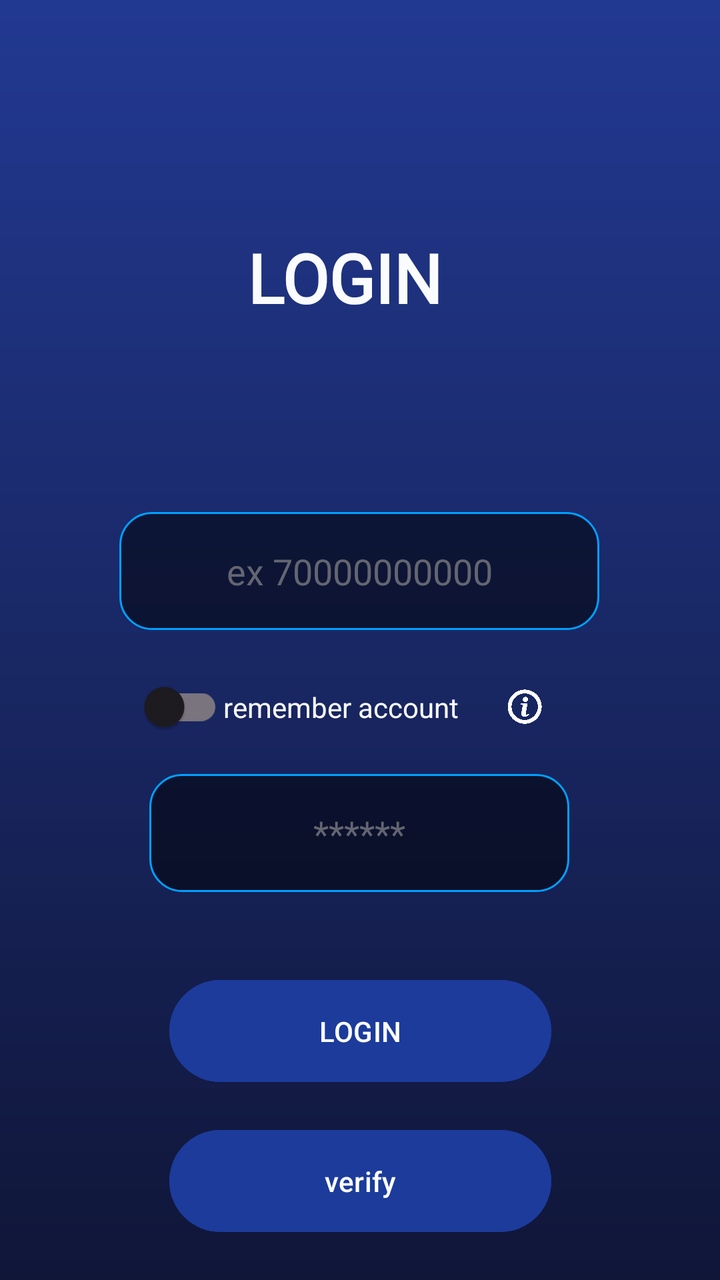
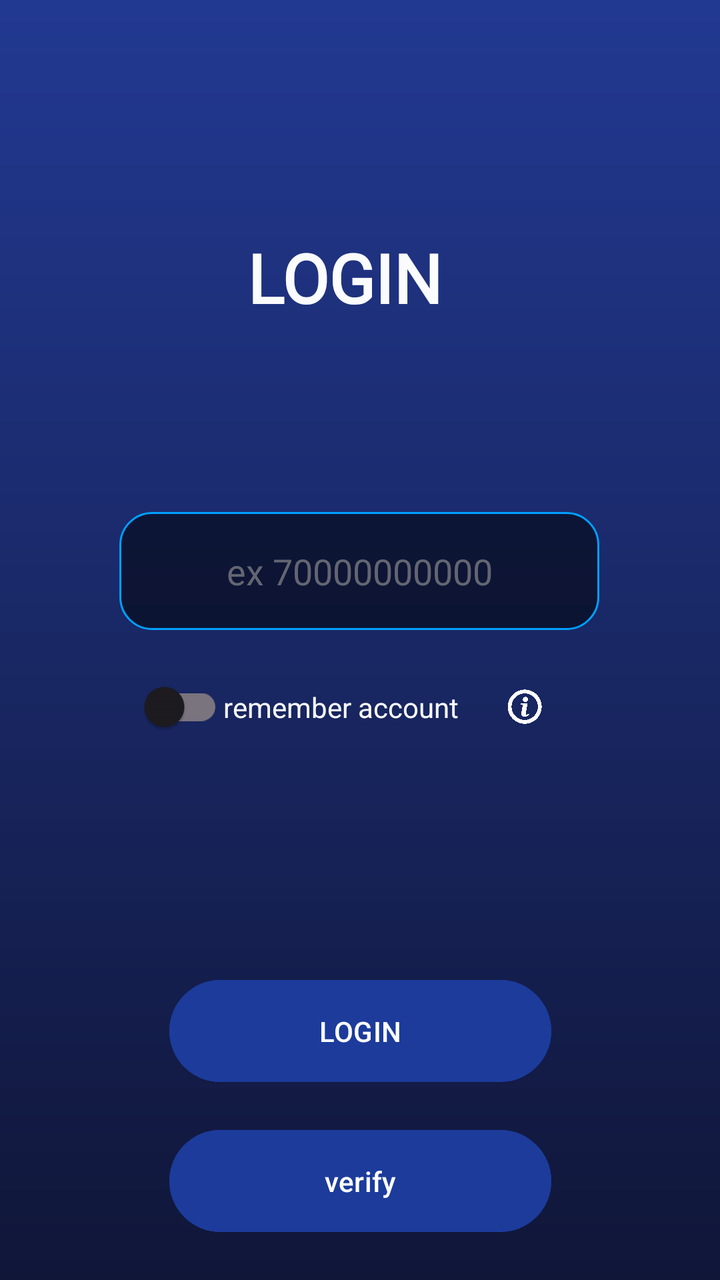

Screens rendered from an Android XML layout before and after an edit, with the pre-edit source and the edit as a unified diff.
<!-- AndroidManifest.xml: application theme Theme.Lasttele -->
<!-- res/layout/activity_main.xml -->
<?xml version="1.0" encoding="utf-8"?>
<androidx.constraintlayout.widget.ConstraintLayout xmlns:android="http://schemas.android.com/apk/res/android"
    xmlns:app="http://schemas.android.com/apk/res-auto"
    xmlns:tools="http://schemas.android.com/tools"
    android:id="@+id/main"
    android:layout_width="match_parent"
    android:layout_height="match_parent"
    android:background="@drawable/gradient_background"
    android:orientation="vertical"
    tools:context=".MainActivity">


    <Button
        android:id="@+id/button123"
        android:layout_width="191dp"
        android:layout_height="59dp"
        android:backgroundTint="#1C3B9B"
        android:color="#1C3B9B"
        android:onClick="onBtnClick"
        android:padding="16dp"
        android:text="@string/LOGIN"
        app:layout_constraintBottom_toBottomOf="parent"
        app:layout_constraintEnd_toEndOf="parent"
        app:layout_constraintStart_toStartOf="parent"
        app:layout_constraintTop_toBottomOf="@+id/codeid"
        app:layout_constraintVertical_bias="0.297" />

    <EditText
        android:id="@+id/editTextPhone2"
        android:layout_width="240dp"
        android:layout_height="59dp"
        android:layout_marginTop="256dp"
        android:background="@drawable/rounded_edittext"
        android:fontFamily="@font/inter_bold"
        android:hint="@string/ex_70000000000"
        android:textAlignment="center"
        android:textColor="#FFFFFF"
        android:textColorHint="#636671"
        android:textColorLink="#2C2C45"
        app:layout_constraintEnd_toEndOf="parent"
        app:layout_constraintHorizontal_bias="0.497"
        app:layout_constraintStart_toStartOf="parent"
        app:layout_constraintTop_toTopOf="parent" />


    <EditText
        android:id="@+id/codeid"
        android:layout_width="210dp"
        android:layout_height="59dp"
        android:layout_marginTop="72dp"
        android:background="@drawable/rounded_edittext"
        android:ems="10"
        android:fontFamily="@font/inter_bold"
        android:hint=" ****** "
        android:inputType="text"
        android:textAlignment="center"
        android:textColor="#FFFFFF"
        android:textColorHint="#636671"
        app:layout_constraintEnd_toEndOf="parent"
        app:layout_constraintHorizontal_bias="0.497"
        app:layout_constraintStart_toStartOf="parent"
        app:layout_constraintTop_toBottomOf="@+id/editTextPhone2" />

    <Button
        android:id="@+id/verifyid"
        android:layout_width="191dp"
        android:layout_height="59dp"
        android:layout_marginTop="16dp"
        android:backgroundTint="#1C3B9B"
        android:onClick="onCodeClick"
        android:text="@string/verify"
        app:layout_constraintEnd_toEndOf="parent"
        app:layout_constraintStart_toStartOf="parent"
        app:layout_constraintTop_toBottomOf="@+id/button123" />

    <TextView
        android:id="@+id/textView"
        android:layout_width="112dp"
        android:layout_height="56dp"
        android:layout_marginTop="116dp"
        android:fontFamily="@font/inter_bold"
        android:text="@string/LOGIN"
        android:textColor="#FAFFFFFF"
        android:textSize="34sp"
        android:textStyle="bold"
        app:layout_constraintEnd_toEndOf="parent"
        app:layout_constraintHorizontal_bias="0.498"
        app:layout_constraintStart_toStartOf="parent"
        app:layout_constraintTop_toTopOf="parent" />

    <ProgressBar
        android:id="@+id/progressBar2"
        style="?android:attr/progressBarStyle"
        android:layout_width="wrap_content"
        android:layout_height="wrap_content"
        android:layout_marginTop="52dp"
        android:visibility="invisible"
        app:layout_constraintBottom_toBottomOf="parent"
        app:layout_constraintEnd_toEndOf="parent"
        app:layout_constraintHorizontal_bias="0.498"
        app:layout_constraintStart_toStartOf="parent"
        app:layout_constraintTop_toBottomOf="@+id/verifyid"
        app:layout_constraintVertical_bias="0.0" />


    <LinearLayout
        android:layout_width="231dp"
        android:layout_height="67dp"
        android:layout_marginStart="4dp"
        android:layout_marginTop="5dp"
        android:orientation="horizontal"
        android:paddingTop="10dp"
        android:paddingBottom="10dp"
        app:layout_constraintBottom_toTopOf="@+id/codeid"
        app:layout_constraintStart_toStartOf="@+id/editTextPhone2"
        app:layout_constraintTop_toBottomOf="@+id/editTextPhone2"
        app:layout_constraintVertical_bias="0.0">

        <androidx.appcompat.widget.SwitchCompat xmlns:android="http://schemas.android.com/apk/res/android"
            xmlns:app="http://schemas.android.com/apk/res-auto"
            xmlns:tools="http://schemas.android.com/tools"
            android:id="@+id/switch1"
            android:layout_width="wrap_content"
            android:layout_height="wrap_content"
            android:textAlignment="viewEnd"
            android:theme="@style/CustomSwitchStyle"
            app:layout_constraintBottom_toTopOf="@+id/codeid"
            app:layout_constraintStart_toStartOf="@+id/editTextPhone2"
            app:layout_constraintTop_toBottomOf="@+id/editTextPhone2"
            tools:ignore="UseSwitchCompatOrMaterialXml" />

        <TextView
            android:layout_width="wrap_content"
            android:layout_height="wrap_content"
            android:text="@string/remember_account"
            android:textColor="#FAFFFFFF" />

        <Button
            android:id="@+id/button"
            android:layout_width="64dp"
            android:layout_height="wrap_content"
            android:layout_weight="1"
            android:backgroundTint="#001C3B9B"
            app:icon="@drawable/info" />
    </LinearLayout>





</androidx.constraintlayout.widget.ConstraintLayout>
<!-- resources referenced by this layout -->
<resources>
  <!-- drawable gradient_background (drawable) -->
  <?xml version="1.0" encoding="utf-8"?>
  <shape xmlns:android="http://schemas.android.com/apk/res/android">
      <gradient
          android:startColor="#101638"
          android:endColor="#223992"
          android:angle="90"/>
  </shape>
  <!-- drawable info: png bitmap (drawable, 39900 bytes) -->
  <!-- drawable rounded_edittext (drawable) -->
  <shape xmlns:android="http://schemas.android.com/apk/res/android">
      
      <solid android:color="#80000000" /> 
  
      
      <corners android:radius="16dp" /> 
  
      
      <stroke
          android:width="1dp"
          android:color="#00A0FF" /> 
  </shape>
  <string name="LOGIN">LOGIN</string>
  <string name="ex_70000000000">ex 70000000000</string>
  <string name="remember_account">remember account</string>
  
  
      //contact screen
  <string name="verify">verify</string>
  <style name="CustomSwitchStyle">
          <item name="android:textColor">@color/switch_text_color</item> 
      </style>
  <style name="Theme.Lasttele" parent="Base.Theme.Lasttele" />
  <style name="Base.Theme.Lasttele" parent="Theme.Material3.DayNight.NoActionBar">
          
  
          
      </style>
</resources>

<!-- the commit's change to res/layout/activity_main.xml (unified diff, before → after) -->
@@ -52,6 +52,7 @@
         android:ems="10"
         android:fontFamily="@font/inter_bold"
         android:hint=" ****** "
+        android:visibility="invisible"
         android:inputType="text"
         android:textAlignment="center"
         android:textColor="#FFFFFF"
